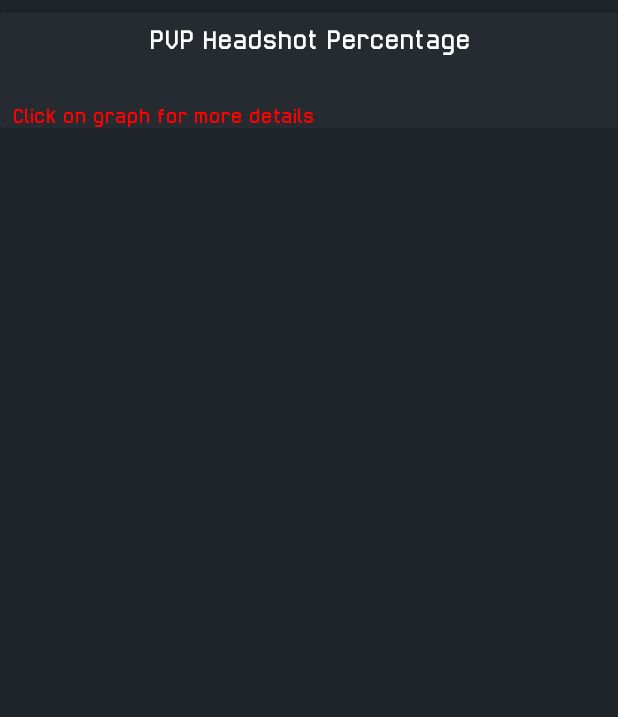
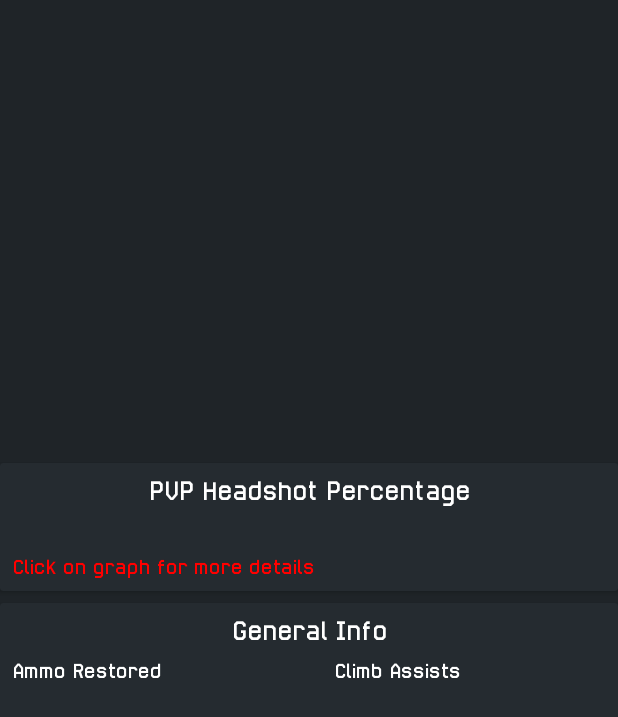
Before and after one commit to marcelonomad/WFStats, an Android app: the PlayerDetailsStats screen opened directly, with no data from a screen before it, on a phone screen of 412 x 824 dp. Shown: the top 717 px of the screen. Run offline under Robolectric (Android 15) with nearby library versions, the phone set to English and light mode, and no system bars; libraries missing offline, so code that uses them is left out: com.faskn.lib; plain views replace ClickablePieChart; 3 statements that could not run were skipped.

Commit message:
v1.0.2
Inicio da construção do resto da tela de detalhes do jogador

```diff
--- a/app/src/main/res/layout/activity_player_details_stats.xml
+++ b/app/src/main/res/layout/activity_player_details_stats.xml
@@ -14,13 +14,14 @@
         <LinearLayout
             android:layout_width="match_parent"
             android:layout_height="wrap_content"
-            android:orientation="vertical" >
+            android:orientation="vertical">
 
             <androidx.constraintlayout.widget.ConstraintLayout
                 android:layout_width="match_parent"
                 android:layout_height="match_parent">
 
                 <androidx.cardview.widget.CardView
+                    android:id="@+id/crdHeadshots"
                     android:layout_width="match_parent"
                     android:layout_height="wrap_content"
                     android:layout_marginTop="8dp"
@@ -29,7 +30,8 @@
                     app:layout_constraintBottom_toBottomOf="parent"
                     app:layout_constraintEnd_toEndOf="parent"
                     app:layout_constraintStart_toStartOf="parent"
-                    app:layout_constraintTop_toTopOf="parent">
+                    app:layout_constraintTop_toTopOf="parent"
+                    tools:visibility="gone">
 
                     <androidx.constraintlayout.widget.ConstraintLayout
                         android:layout_width="match_parent"
@@ -88,8 +90,10 @@
                             android:layout_marginStart="8dp"
                             android:layout_marginTop="8dp"
                             android:layout_marginEnd="8dp"
+                            android:layout_marginBottom="8dp"
                             android:text="@string/hint_graph"
                             android:textColor="@color/colorAccent"
+                            app:layout_constraintBottom_toBottomOf="parent"
                             app:layout_constraintEnd_toEndOf="parent"
                             app:layout_constraintStart_toStartOf="parent"
                             app:layout_constraintTop_toBottomOf="@id/lilChart" />
@@ -99,8 +103,71 @@
                 </androidx.cardview.widget.CardView>
 
                 <androidx.cardview.widget.CardView
+                    android:id="@+id/crdGeneral"
                     android:layout_width="match_parent"
-                    android:layout_height="wrap_content" />
+                    android:layout_height="wrap_content"
+                    android:layout_marginTop="8dp"
+                    android:backgroundTint="@color/colorPrimaryLight"
+                    app:cardBackgroundColor="@color/cardBackgroud"
+                    app:layout_constraintEnd_toEndOf="parent"
+                    app:layout_constraintStart_toStartOf="parent"
+                    app:layout_constraintTop_toBottomOf="@id/crdHeadshots">
+
+                    <androidx.constraintlayout.widget.ConstraintLayout
+                        android:layout_width="match_parent"
+                        android:layout_height="match_parent">
+
+                        <TextView
+                            android:id="@+id/lblGeneral"
+                            android:layout_width="0dp"
+                            android:layout_height="wrap_content"
+                            android:layout_marginStart="8dp"
+                            android:layout_marginTop="8dp"
+                            android:layout_marginEnd="8dp"
+                            android:layout_marginBottom="264dp"
+                            android:text="@string/general_info"
+                            android:textAlignment="center"
+                            android:textSize="18sp"
+                            app:layout_constraintBottom_toBottomOf="parent"
+                            app:layout_constraintEnd_toEndOf="parent"
+                            app:layout_constraintStart_toStartOf="parent"
+                            app:layout_constraintTop_toTopOf="parent" />
+
+                        <TextView
+                            android:id="@+id/lblAmmoRestored"
+                            android:layout_width="0dp"
+                            android:layout_height="wrap_content"
+                            android:layout_marginStart="8dp"
+                            android:layout_marginTop="8dp"
+                            android:text="@string/ammo_restored"
+                            app:layout_constraintEnd_toStartOf="@+id/guideline4"
+                            app:layout_constraintStart_toStartOf="parent"
+                            app:layout_constraintTop_toBottomOf="@+id/lblGeneral" />
+
+                        <androidx.constraintlayout.widget.Guideline
+                            android:id="@+id/guideline4"
+                            android:layout_width="wrap_content"
+                            android:layout_height="wrap_content"
+                            android:orientation="vertical"
+                            app:layout_constraintEnd_toEndOf="parent"
+                            app:layout_constraintGuide_begin="215dp"
+                            app:layout_constraintStart_toStartOf="parent"
+                            app:layout_constraintTop_toTopOf="parent" />
+
+                        <TextView
+                            android:id="@+id/lblClimbAssists"
+                            android:layout_width="0dp"
+                            android:layout_height="wrap_content"
+                            android:layout_marginStart="8dp"
+                            android:layout_marginTop="8dp"
+                            android:layout_marginEnd="8dp"
+                            android:text="@string/climb_assists"
+                            app:layout_constraintEnd_toEndOf="parent"
+                            app:layout_constraintStart_toEndOf="@+id/lblAmmoRestored"
+                            app:layout_constraintTop_toBottomOf="@+id/lblGeneral" />
+                    </androidx.constraintlayout.widget.ConstraintLayout>
+
+                </androidx.cardview.widget.CardView>
             </androidx.constraintlayout.widget.ConstraintLayout>
         </LinearLayout>
     </ScrollView>
--- a/app/src/main/res/values/strings.xml
+++ b/app/src/main/res/values/strings.xml
@@ -47,4 +47,7 @@
     <string name="engineer">Engineer</string>
     <string name="heavy" translatable="false">SED</string>
     <string name="hint_graph">Click on graph for more details</string>
+    <string name="general_info">General Info</string>
+    <string name="ammo_restored">Ammo Restored</string>
+    <string name="climb_assists">Climb Assists</string>
 </resources>
```
Also changed, not shown: 2 other files.
